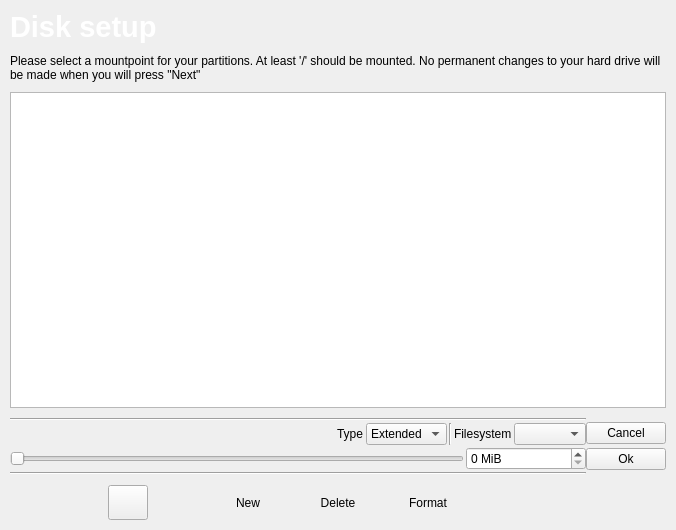
Above: ui/pages/partition.ui from Inkane/Tribe before the change. Below: the same form after it.
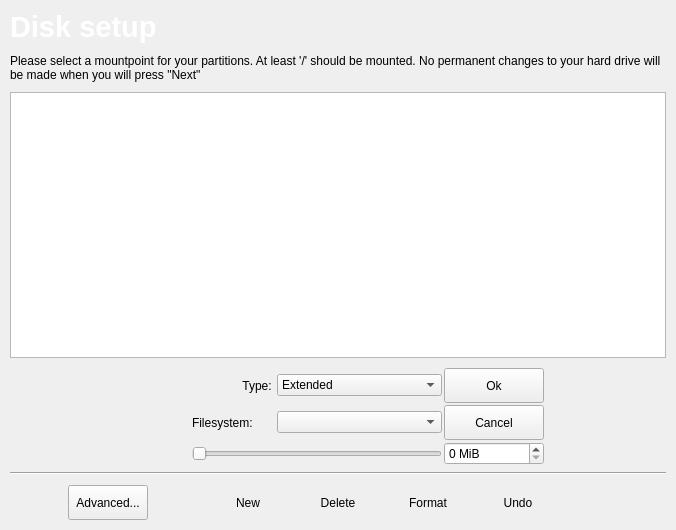
That is the form after the change. Custom widgets are drawn as their Qt base class.

Commit message: initial commit of the new config page: most gui work is done, i -think- the initrd generation is good now; partition page bug fixes, painting fixes; qss - a better qslider, oxygen wasnt very nice there; the beginnings of pkg/bundle download/install - normal pkg install could possibly work already..;

What changed in the file:
```diff
--- a/ui/pages/partition.ui
+++ b/ui/pages/partition.ui
@@ -90,36 +90,21 @@
        <property name="spacing">
         <number>2</number>
        </property>
-       <item>
-        <widget class="Line" name="upLine">
-         <property name="orientation">
-          <enum>Qt::Horizontal</enum>
-         </property>
-        </widget>
-       </item>
        <item>
         <layout class="QHBoxLayout" name="FileSystemLayout">
          <item>
-          <spacer name="horizontalSpacer">
-           <property name="orientation">
-            <enum>Qt::Horizontal</enum>
-           </property>
-           <property name="sizeHint" stdset="0">
-            <size>
-             <width>40</width>
-             <height>20</height>
-            </size>
-           </property>
-          </spacer>
-         </item>
-         <item>
+          <layout class="QGridLayout" name="gridLayout">
+           <item row="0" column="3">
           <widget class="QLabel" name="typeLabel">
            <property name="text">
-            <string>Type</string>
+              <string>Type: </string>
+             </property>
+             <property name="alignment">
+              <set>Qt::AlignRight|Qt::AlignTrailing|Qt::AlignVCenter</set>
            </property>
           </widget>
          </item>
-         <item>
+           <item row="0" column="4" colspan="2">
           <widget class="KComboBox" name="typeBox">
            <item>
             <property name="text">
@@ -133,48 +118,165 @@
            </item>
           </widget>
          </item>
-         <item>
-          <widget class="Line" name="line">
-           <property name="orientation">
-            <enum>Qt::Vertical</enum>
-           </property>
-          </widget>
-         </item>
-         <item>
+           <item row="1" column="3">
           <widget class="QLabel" name="filesystemLabel">
+             <property name="enabled">
+              <bool>true</bool>
+             </property>
            <property name="text">
-            <string>Filesystem</string>
+              <string>Filesystem: </string>
            </property>
           </widget>
          </item>
-         <item>
-          <widget class="KComboBox" name="filesystemBox"/>
-         </item>
-        </layout>
-       </item>
-       <item>
-        <layout class="QHBoxLayout" name="sizeLayout">
-         <item>
+           <item row="1" column="4" colspan="2">
+            <widget class="KComboBox" name="filesystemBox">
+             <property name="enabled">
+              <bool>true</bool>
+             </property>
+            </widget>
+           </item>
+           <item row="0" column="8" rowspan="3">
+            <spacer name="horizontalSpacer_4">
+             <property name="orientation">
+              <enum>Qt::Horizontal</enum>
+             </property>
+             <property name="sizeHint" stdset="0">
+              <size>
+               <width>40</width>
+               <height>20</height>
+              </size>
+             </property>
+            </spacer>
+           </item>
+           <item row="0" column="0" rowspan="3">
+            <spacer name="horizontalSpacer">
+             <property name="orientation">
+              <enum>Qt::Horizontal</enum>
+             </property>
+             <property name="sizeHint" stdset="0">
+              <size>
+               <width>40</width>
+               <height>20</height>
+              </size>
+             </property>
+            </spacer>
+           </item>
+           <item row="0" column="6">
+            <widget class="KPushButton" name="editPartitionOkButton">
+             <property name="minimumSize">
+              <size>
+               <width>0</width>
+               <height>35</height>
+              </size>
+             </property>
+             <property name="text">
+              <string>Ok</string>
+             </property>
+            </widget>
+           </item>
+           <item row="1" column="6">
+            <widget class="KPushButton" name="editPartitionCancelButton">
+             <property name="minimumSize">
+              <size>
+               <width>0</width>
+               <height>35</height>
+              </size>
+             </property>
+             <property name="text">
+              <string>Cancel</string>
+             </property>
+            </widget>
+           </item>
+           <item row="0" column="1" rowspan="3">
+            <spacer name="horizontalSpacer_6">
+             <property name="orientation">
+              <enum>Qt::Horizontal</enum>
+             </property>
+             <property name="sizeHint" stdset="0">
+              <size>
+               <width>40</width>
+               <height>20</height>
+              </size>
+             </property>
+            </spacer>
+           </item>
+           <item row="2" column="3" colspan="3">
           <widget class="QSlider" name="sizeSlider">
+             <property name="minimumSize">
+              <size>
+               <width>250</width>
+               <height>0</height>
+              </size>
+             </property>
            <property name="orientation">
             <enum>Qt::Horizontal</enum>
            </property>
           </widget>
          </item>
-         <item>
+           <item row="2" column="6">
           <widget class="KIntSpinBox" name="sizeSpinBox">
            <property name="minimumSize">
             <size>
-             <width>120</width>
+               <width>100</width>
              <height>0</height>
             </size>
            </property>
+             <property name="maximumSize">
+              <size>
+               <width>100</width>
+               <height>16777215</height>
+              </size>
+             </property>
            <property name="suffix">
             <string> MiB</string>
            </property>
           </widget>
          </item>
-        </layout>
+           <item row="0" column="7" rowspan="3">
+            <spacer name="horizontalSpacer_5">
+             <property name="orientation">
+              <enum>Qt::Horizontal</enum>
+             </property>
+             <property name="sizeHint" stdset="0">
+              <size>
+               <width>40</width>
+               <height>20</height>
+              </size>
+             </property>
+            </spacer>
+           </item>
+           <item row="0" column="2" rowspan="3">
+            <spacer name="horizontalSpacer_7">
+             <property name="orientation">
+              <enum>Qt::Horizontal</enum>
+             </property>
+             <property name="sizeHint" stdset="0">
+              <size>
+               <width>40</width>
+               <height>20</height>
+              </size>
+             </property>
+            </spacer>
+           </item>
+          </layout>
+         </item>
+        </layout>
+       </item>
+       <item>
+        <spacer name="verticalSpacer">
+         <property name="orientation">
+          <enum>Qt::Vertical</enum>
+         </property>
+         <property name="sizeType">
+          <enum>QSizePolicy::Fixed</enum>
+         </property>
+         <property name="sizeHint" stdset="0">
+          <size>
+           <width>20</width>
+           <height>5</height>
+          </size>
+         </property>
+        </spacer>
        </item>
        <item>
         <widget class="Line" name="lowLine">
@@ -185,24 +287,6 @@
        </item>
       </layout>
      </item>
-     <item>
-      <layout class="QVBoxLayout" name="verticalLayout_3">
-       <item>
-        <widget class="KPushButton" name="editPartitionCancelButton">
-         <property name="text">
-          <string>Cancel</string>
-         </property>
-        </widget>
-       </item>
-       <item>
-        <widget class="KPushButton" name="editPartitionOkButton">
-         <property name="text">
-          <string>Ok</string>
-         </property>
-        </widget>
-       </item>
-      </layout>
-     </item>
     </layout>
    </item>
    <item>
@@ -232,7 +316,7 @@
         <string>Advanced...</string>
        </property>
        <property name="text">
-        <string/>
+        <string>Advanced...</string>
        </property>
       </widget>
      </item>
@@ -327,7 +411,7 @@
         <string>Undo</string>
        </property>
        <property name="text">
-        <string/>
+        <string>Undo</string>
        </property>
        <property name="flat">
         <bool>true</bool>
```
Lines whose indentation alone changed are shown as unchanged. The commit also changes 17 other files.
